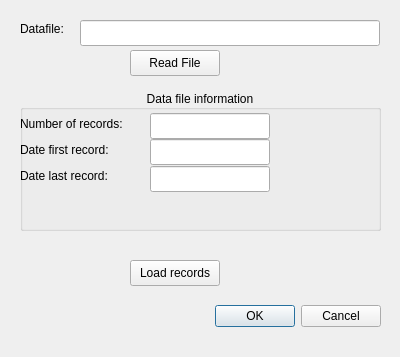
The window that QTLinux/AutoCost/dialogupdatedatabase.ui (Cvelthoven/AutoCost) describes before a commit, drawn with Qt 5.
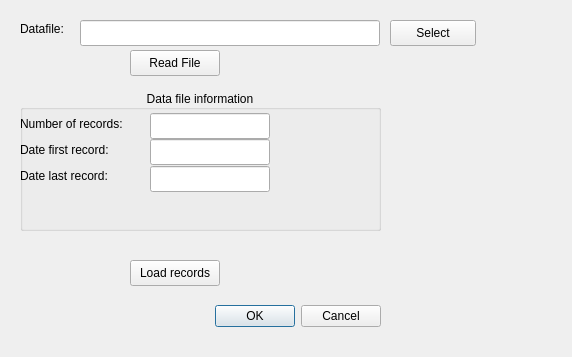
The same window after the commit.

Commit message: Added select button in dialogupdatedatabase

Diff of the .ui file:
```diff
--- a/QTLinux/AutoCost/dialogupdatedatabase.ui
+++ b/QTLinux/AutoCost/dialogupdatedatabase.ui
@@ -6,7 +6,7 @@
    <rect>
     <x>0</x>
     <y>0</y>
-    <width>400</width>
+    <width>572</width>
     <height>357</height>
    </rect>
   </property>
@@ -172,6 +172,19 @@
     <string>Load records</string>
    </property>
   </widget>
+  <widget class="QPushButton" name="btFileNameBrowse">
+   <property name="geometry">
+    <rect>
+     <x>390</x>
+     <y>20</y>
+     <width>86</width>
+     <height>26</height>
+    </rect>
+   </property>
+   <property name="text">
+    <string>Select</string>
+   </property>
+  </widget>
  </widget>
  <resources/>
  <connections>
```
The commit also changes 4 other files.
